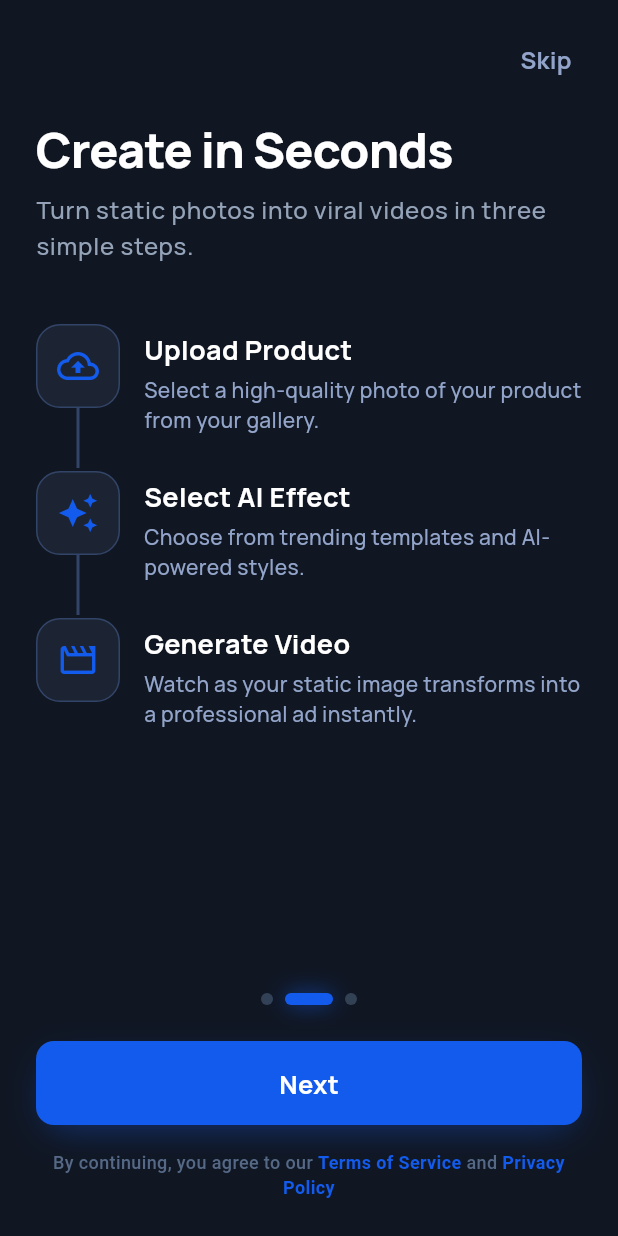
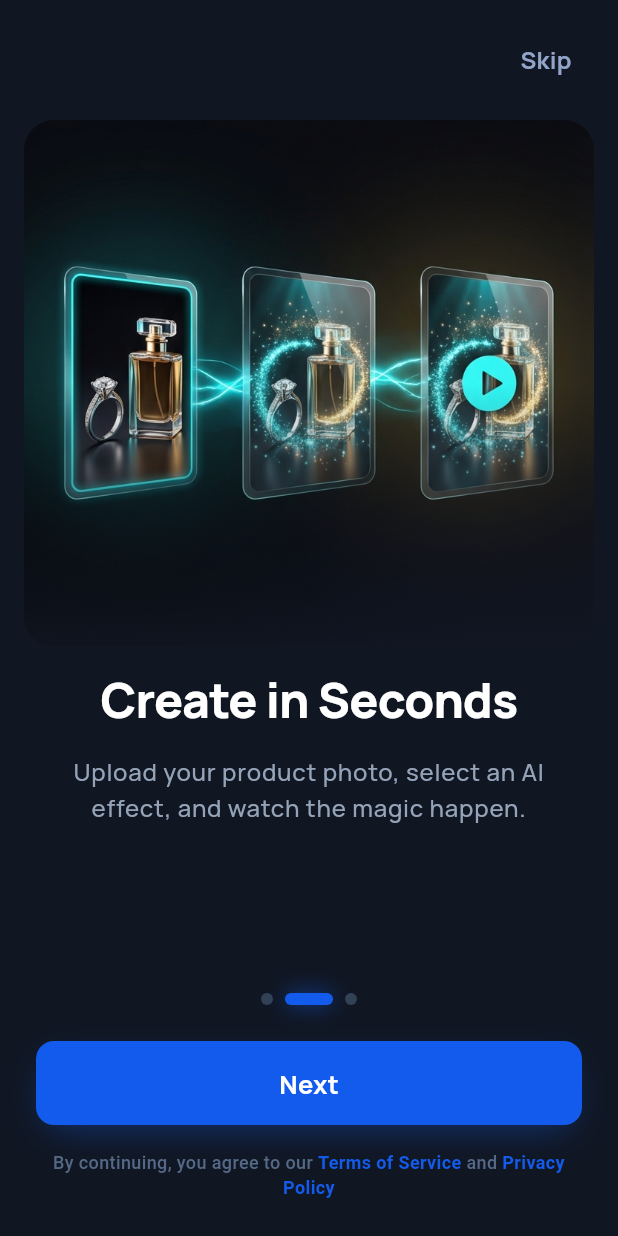
Before and after one commit to alicanti/prodvid, a Flutter app: the OnboardingScreen screen opened by its route, swiped to page 2, on a phone screen of 412 x 824 dp. Run offline on Flutter 3.47's test engine with Material 3 defaults, Android fonts, the phone set to English and light mode, and no system bars; drawn by our look-alikes of flutter_animate; our stand-ins replace cloud_firestore, cloud_functions, dio, firebase_auth, firebase_core, flutter_cache_manager and 8 more; missing offline and left inert: purchases_flutter, purchases_ui_flutter; accounts and stored records are empty; generated files the repository leaves out were written again; network calls fail.

Commit message:
Add custom onboarding images (ob1, ob2, ob3)

```diff
--- a/lib/features/onboarding/presentation/screens/onboarding_screen.dart
+++ b/lib/features/onboarding/presentation/screens/onboarding_screen.dart
@@ -243,25 +243,10 @@ class _OnboardingPage1 extends StatelessWidget {
                         child: Stack(
                           fit: StackFit.expand,
                           children: [
-                            // Gradient background
-                            DecoratedBox(
-                              decoration: const BoxDecoration(
-                                gradient: LinearGradient(
-                                  begin: Alignment.topLeft,
-                                  end: Alignment.bottomRight,
-                                  colors: [
-                                    Color(0xFF667eea),
-                                    Color(0xFF764ba2),
-                                  ],
-                                ),
-                              ),
-                              child: Center(
-                                child: Icon(
-                                  Icons.auto_awesome,
-                                  size: 80,
-                                  color: Colors.white.withValues(alpha: 0.3),
-                                ),
-                              ),
+                            // Onboarding image
+                            Image.asset(
+                              'assets/images/ob1.jpeg',
+                              fit: BoxFit.cover,
                             ),
 
                             // Gradient overlay
@@ -444,66 +429,72 @@ class _OnboardingPage2 extends StatelessWidget {
 
   @override
   Widget build(BuildContext context) {
-    return Padding(
-      padding: const EdgeInsets.symmetric(horizontal: 24),
-      child: Column(
-        crossAxisAlignment: CrossAxisAlignment.start,
-        children: [
-          const SizedBox(height: 16),
+    return Column(
+      children: [
+        // Hero image
+        Expanded(
+          flex: 2,
+          child: Padding(
+            padding: const EdgeInsets.all(16),
+            child: ClipRRect(
+              borderRadius: BorderRadius.circular(20),
+              child: Stack(
+                fit: StackFit.expand,
+                children: [
+                  // Onboarding image
+                  Image.asset(
+                    'assets/images/ob2.jpeg',
+                    fit: BoxFit.cover,
+                  ),
+                  // Gradient overlay
+                  Container(
+                    decoration: BoxDecoration(
+                      gradient: LinearGradient(
+                        begin: Alignment.topCenter,
+                        end: Alignment.bottomCenter,
+                        colors: [
+                          Colors.transparent,
+                          AppColors.backgroundDark.withValues(alpha: 0.8),
+                        ],
+                        stops: const [0.5, 1.0],
+                      ),
+                    ),
+                  ),
+                ],
+              ),
+            ).animate().fadeIn(duration: 600.ms),
+          ),
+        ),
 
-          // Title
-          Text(
-            'Create in Seconds',
-            style: Theme.of(
-              context,
-            ).textTheme.headlineLarge?.copyWith(fontWeight: FontWeight.w800),
-          ).animate().fadeIn(duration: 400.ms),
-
-          const SizedBox(height: 8),
-
-          Text(
-            'Turn static photos into viral videos in three simple steps.',
-            style: Theme.of(context).textTheme.bodyLarge?.copyWith(
-              color: AppColors.slate400,
-              fontWeight: FontWeight.w500,
-            ),
-          ).animate().fadeIn(delay: 100.ms, duration: 400.ms),
-
-          const SizedBox(height: 40),
-
-          // Timeline steps
-          const Expanded(
+        // Text content
+        Expanded(
+          child: Padding(
+            padding: const EdgeInsets.symmetric(horizontal: 24),
             child: Column(
               children: [
-                _TimelineStep(
-                  icon: Icons.cloud_upload_outlined,
-                  title: 'Upload Product',
-                  description:
-                      'Select a high-quality photo of your product from your gallery.',
-                  showLine: true,
-                  delay: 200,
-                ),
-                _TimelineStep(
-                  icon: Icons.auto_awesome,
-                  title: 'Select AI Effect',
-                  description:
-                      'Choose from trending templates and AI-powered styles.',
-                  showLine: true,
-                  delay: 400,
-                ),
-                _TimelineStep(
-                  icon: Icons.movie_creation_outlined,
-                  title: 'Generate Video',
-                  description:
-                      'Watch as your static image transforms into a professional ad instantly.',
-                  showLine: false,
-                  delay: 600,
-                ),
+                Text(
+                  'Create in Seconds',
+                  textAlign: TextAlign.center,
+                  style: Theme.of(context).textTheme.headlineLarge?.copyWith(
+                    fontWeight: FontWeight.w800,
+                  ),
+                ).animate().fadeIn(delay: 200.ms),
+
+                const SizedBox(height: 16),
+
+                Text(
+                  'Upload your product photo, select an AI effect, and watch the magic happen.',
+                  textAlign: TextAlign.center,
+                  style: Theme.of(context).textTheme.bodyLarge?.copyWith(
+                    color: AppColors.slate400,
+                    height: 1.5,
+                  ),
+                ).animate().fadeIn(delay: 300.ms),
               ],
             ),
           ),
-        ],
-      ),
+        ),
+      ],
     );
   }
 }
@@ -526,22 +517,10 @@ class _OnboardingPage3 extends StatelessWidget {
               child: Stack(
                 fit: StackFit.expand,
                 children: [
-                  // Gradient placeholder
-                  DecoratedBox(
-                    decoration: const BoxDecoration(
-                      gradient: LinearGradient(
-                        begin: Alignment.topLeft,
-                        end: Alignment.bottomRight,
-                        colors: [Color(0xFFfa709a), Color(0xFFfee140)],
-                      ),
-                    ),
-                    child: Center(
-                      child: Icon(
-                        Icons.rocket_launch,
-                        size: 80,
-                        color: Colors.white.withValues(alpha: 0.3),
-                      ),
-                    ),
+                  // Onboarding image
+                  Image.asset(
+                    'assets/images/ob3.jpeg',
+                    fit: BoxFit.cover,
                   ),
                   // Gradient overlay
                   Container(
@@ -597,87 +576,6 @@ class _OnboardingPage3 extends StatelessWidget {
   }
 }
 
-class _TimelineStep extends StatelessWidget {
-  const _TimelineStep({
-    required this.icon,
-    required this.title,
-    required this.description,
-    required this.showLine,
-    required this.delay,
-  });
-
-  final IconData icon;
-  final String title;
-  final String description;
-  final bool showLine;
-  final int delay;
-
-  @override
-  Widget build(BuildContext context) {
-    return Row(
-          crossAxisAlignment: CrossAxisAlignment.start,
-          children: [
-            // Icon column
-            Column(
-              children: [
-                Container(
-                  width: 56,
-                  height: 56,
-                  decoration: BoxDecoration(
-                    color: AppColors.surfaceDark,
-                    borderRadius: BorderRadius.circular(16),
-                    border: Border.all(color: AppColors.borderDark),
-                  ),
-                  child: Icon(icon, color: AppColors.primary, size: 28),
-                ),
-                if (showLine)
-                  Container(width: 2, height: 40, color: AppColors.borderDark),
-              ],
-            ),
-
-            const SizedBox(width: 16),
-
-            // Text column
-            Expanded(
-              child: Padding(
-                padding: const EdgeInsets.only(top: 4),
-                child: Column(
-                  crossAxisAlignment: CrossAxisAlignment.start,
-                  children: [
-                    Text(
-                      title,
-                      style: const TextStyle(
-                        fontSize: 18,
-                        fontWeight: FontWeight.w700,
-                        color: Colors.white,
-                      ),
-                    ),
-                    const SizedBox(height: 4),
-                    Text(
-                      description,
-                      style: const TextStyle(
-                        fontSize: 14,
-                        fontWeight: FontWeight.w500,
-                        color: AppColors.textSecondaryDark,
-                        height: 1.4,
-                      ),
-                    ),
-                    const SizedBox(height: 24),
-                  ],
-                ),
-              ),
-            ),
-          ],
-        )
-        .animate()
-        .fadeIn(
-          delay: Duration(milliseconds: delay),
-          duration: 400.ms,
-        )
-        .slideX(begin: 0.1);
-  }
-}
-
 class _GlassCard extends StatelessWidget {
   const _GlassCard({required this.child});
 
```
Also changed, not shown: lib/core/services/auth_service.dart (+14 -3 lines), assets/images/ob1.jpeg (added), assets/images/ob2.jpeg (added), assets/images/ob3.jpeg (added), 3 other files.
